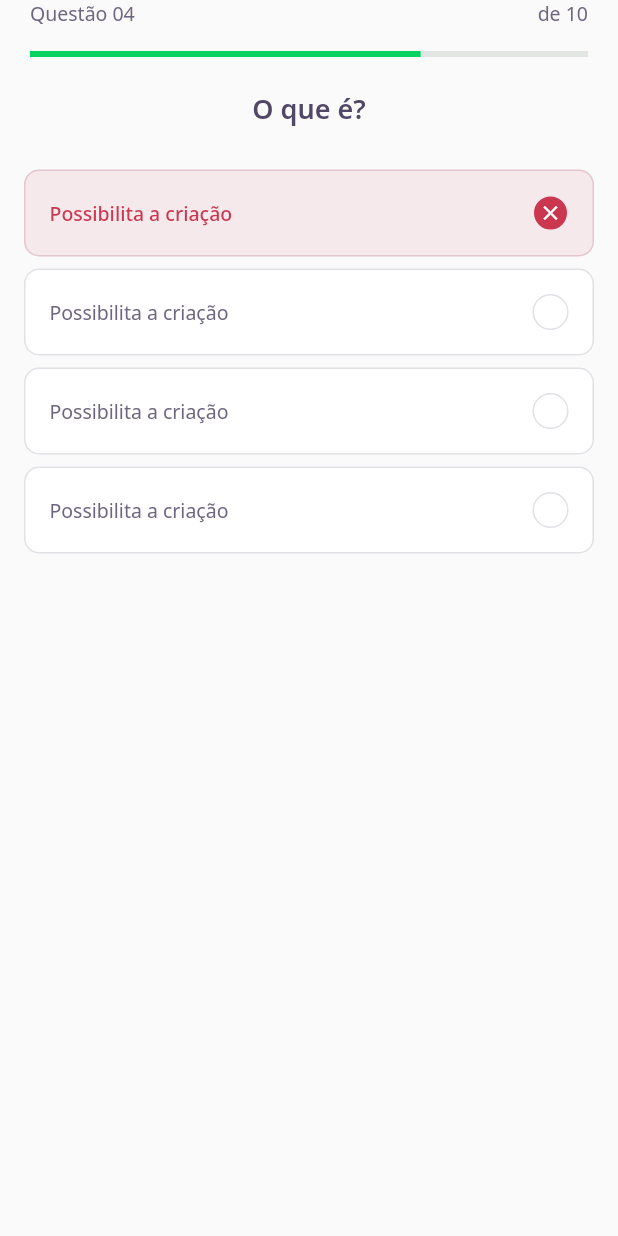
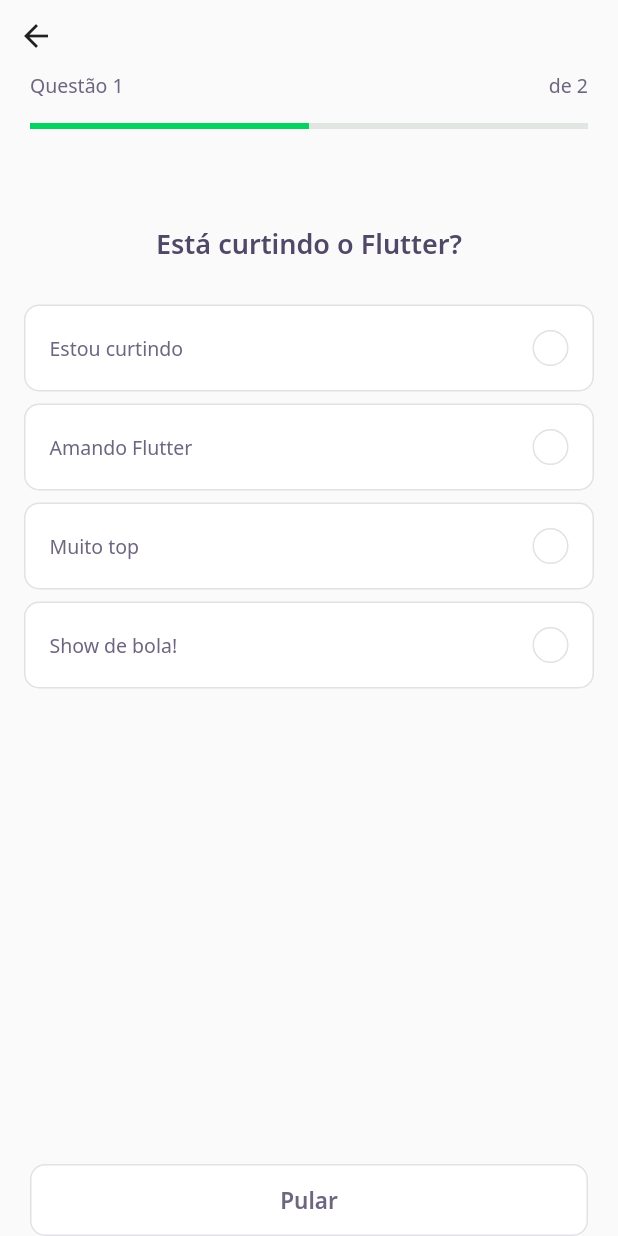
Before and after one commit to MuriloBarreto/Quiz-Flutter, a Flutter app: the screen it shows after launch, after a tap on "Teste 1", on a phone screen of 412 x 824 dp. Run offline on Flutter 3.47's test engine with Material 2 defaults, Android fonts, the phone set to English and light mode, and no system bars; our stand-ins replace google_fonts; accounts and stored records are empty; network calls fail.

Commit message:
gerenciamento dos quizzes

```diff
--- /dev/null
+++ b/lib/challenge/challenge_controller.dart
@@ -0,0 +1,9 @@
+//CurrentPage
+
+import 'package:flutter/foundation.dart';
+
+class ChallengeController {
+  final currentPageNotifier = ValueNotifier<int>(1);
+  int get currentPage => currentPageNotifier.value;
+  set currentPage(int value) => currentPageNotifier.value = value;
+}
--- a/lib/challenge/challenge_page.dart
+++ b/lib/challenge/challenge_page.dart
@@ -1,24 +1,77 @@
+import 'package:DevQuiz/challenge/widgets/next_button/next_button_widget.dart';
 import 'package:DevQuiz/challenge/widgets/question_indicator/question_indicator_widget.dart';
 import 'package:DevQuiz/challenge/widgets/quiz/quiz_widgets.dart';
+import 'package:DevQuiz/shared/models/question_model.dart';
 import 'package:flutter/material.dart';
 
+import 'challenge_controller.dart';
+
 class ChallengePage extends StatefulWidget {
+  final List<QuestionModel> questions;
+  ChallengePage({Key? key, required this.questions}) : super(key: key);
+
   @override
   _ChallengePageState createState() => _ChallengePageState();
 }
 
 class _ChallengePageState extends State<ChallengePage> {
+  final controller = ChallengeController();
+  final pageController = PageController();
   @override
+  void initState(){
+
+    pageController.addListener(() {
+      controller.currentPage = pageController.page!.toInt() + 1;
+    });
+    super.initState();
+  }
+
+  void nextPage(){
+    if(controller.currentPage < widget.questions.length)
+    pageController.nextPage(duration: Duration(milliseconds: 100), curve: Curves.linear);
+  }
   Widget build(BuildContext context) {
     return Scaffold(
       appBar: PreferredSize(
-        preferredSize: Size.fromHeight(60),
+        preferredSize: Size.fromHeight(86),
         child: SafeArea(
           top: true,
-          child: QuestionIndicatorWidget()
+          child: Column(
+            crossAxisAlignment: CrossAxisAlignment.start,
+            children: [
+              BackButton(),
+              ValueListenableBuilder<int>(valueListenable: controller.currentPageNotifier, builder: (context,value,_) => QuestionIndicatorWidget(
+                currentPage: value,
+                length: widget.questions.length,
+              ),)
+
+            ],
+          )
         ),
       ),
-      body: QuizWidget(title: "O que é?",),
+      body: PageView(
+        physics: NeverScrollableScrollPhysics(),
+        controller: pageController,
+        children: widget.questions.map((e) => QuizWidget(question: e, onChange: nextPage,)).toList()
+      ),
+      bottomNavigationBar: SafeArea(
+        bottom: true,
+        child: Padding(
+          padding: const EdgeInsets.symmetric(horizontal: 20),
+          child: ValueListenableBuilder<int>(valueListenable: controller.currentPageNotifier, builder: (context,value,_) => Row(
+            mainAxisAlignment: MainAxisAlignment.spaceAround,
+              children: [
+                if(value < widget.questions.length)
+                Expanded(child: NextButtonWidget.white(label: "Pular", onTap: nextPage,)),
+
+              if(value == widget.questions.length)
+            Expanded(child: NextButtonWidget.green(label: "Confirma", onTap: () {
+              Navigator.pop(context);
+            })),
+              ],
+            ))
+        ),
+      ),
     );
   }
 }
--- a/lib/challenge/widgets/awnser/awnser_widgets.dart
+++ b/lib/challenge/widgets/awnser/awnser_widgets.dart
@@ -1,35 +1,42 @@
 import 'package:DevQuiz/core/app_colors.dart';
 import 'package:DevQuiz/core/app_text_styles.dart';
+import 'package:DevQuiz/shared/models/awnser_model.dart';
 import 'package:flutter/material.dart';
 
 class AwnserWidget extends StatelessWidget {
-  final String title;
-  final bool isRight;
+
   final bool isSelected;
+  final AwnserModel anwser;
+  final VoidCallback onTap;
+  final bool disabled;
 
-  const AwnserWidget({Key? key, required this.title, this.isRight = false, this.isSelected = false}) : super(key: key);
+  const AwnserWidget({Key? key, this.isSelected = false, required this.anwser, required this.onTap, this.disabled = false}) : super(key: key);
 
   Color get _selectedColorRight =>
-      isRight ? AppColors.darkGreen : AppColors.darkRed;
+      anwser.isRight ? AppColors.darkGreen : AppColors.darkRed;
 
   Color get _selectedBorderRight =>
-      isRight ? AppColors.lightGreen : AppColors.lightRed;
+      anwser.isRight ? AppColors.lightGreen : AppColors.lightRed;
 
   Color get _selectedColorCardRight =>
-      isRight ? AppColors.lightGreen : AppColors.lightRed;
+      anwser.isRight ? AppColors.lightGreen : AppColors.lightRed;
 
   Color get _selectedBorderCardRight =>
-      isRight ? AppColors.green : AppColors.red;
+      anwser.isRight ? AppColors.green : AppColors.red;
 
   TextStyle get _selectedTextStyleRight =>
-      isRight ? AppTextStyles.bodyDarkGreen : AppTextStyles.bodyDarkRed;
+      anwser.isRight ? AppTextStyles.bodyDarkGreen : AppTextStyles.bodyDarkRed;
 
-  IconData get _selectedIconRight => isRight ? Icons.check : Icons.close;
+  IconData get _selectedIconRight => anwser.isRight ? Icons.check : Icons.close;
 
   @override
   Widget build(BuildContext context) {
     return Padding(
       padding: const EdgeInsets.symmetric(horizontal: 16, vertical: 4),
+      child: IgnorePointer(
+        ignoring: disabled,
+        child: GestureDetector(
+          onTap: onTap,
           child: Container(
             padding: EdgeInsets.all(16),
             decoration: BoxDecoration(
@@ -40,7 +47,7 @@ class AwnserWidget extends StatelessWidget {
             child: Row(
               mainAxisAlignment: MainAxisAlignment.spaceBetween,
               children: [
-            Expanded(child: Text(title, style: isSelected ? _selectedTextStyleRight : AppTextStyles.body,)),
+                Expanded(child: Text(anwser.title, style: isSelected ? _selectedTextStyleRight : AppTextStyles.body,)),
                 Container(
                   width: 24,
                   height: 24,
@@ -54,6 +61,8 @@ class AwnserWidget extends StatelessWidget {
               ],
             ),
           ),
+        ),
+      ),
     );
   }
 }
--- /dev/null
+++ b/lib/challenge/widgets/next_button/next_button_widget.dart
@@ -0,0 +1,36 @@
+import 'package:DevQuiz/core/app_colors.dart';
+import 'package:flutter/material.dart';
+import 'package:google_fonts/google_fonts.dart';
+
+class NextButtonWidget extends StatelessWidget{
+  final String label;
+  final Color backgroundColor;
+  final Color fontColor;
+  final Color borderColor;
+  final VoidCallback onTap;
+  NextButtonWidget({required this.label, required this.backgroundColor, required this.fontColor, required this.borderColor, required this.onTap});
+
+  NextButtonWidget.green({required String label, required VoidCallback onTap}): this.backgroundColor = AppColors.darkGreen, this.fontColor = AppColors.white, this.label = label, this.borderColor = AppColors.green, this.onTap = onTap;
+
+  NextButtonWidget.white({required String label, required VoidCallback onTap}): this.backgroundColor = AppColors.white, this.fontColor = AppColors.grey, this.label = label, this.borderColor = AppColors.border, this.onTap = onTap;
+
+  @override
+  Widget build(BuildContext context) {
+    return Container(
+      height: 48,
+      child: TextButton(
+        style: ButtonStyle(
+          backgroundColor: MaterialStateProperty.all(backgroundColor,),
+          shape: MaterialStateProperty.all(RoundedRectangleBorder(
+            borderRadius: BorderRadius.circular(10)
+          )),
+          side: MaterialStateProperty.all(BorderSide(color: borderColor))
+        ),
+        onPressed: onTap, child: Text(label,
+      style: GoogleFonts.notoSans(
+        fontWeight: FontWeight.w600,
+        fontSize: 15,
+        color: fontColor
+      ),)));
+  }
+}
--- a/lib/challenge/widgets/question_indicator/question_indicator_widget.dart
+++ b/lib/challenge/widgets/question_indicator/question_indicator_widget.dart
@@ -3,6 +3,11 @@ import 'package:DevQuiz/shared/widgets/progress_indicator/progress_indicator_wid
 import 'package:flutter/material.dart';
 
 class QuestionIndicatorWidget extends StatelessWidget {
+  final int currentPage;
+  final int length;
+  const QuestionIndicatorWidget({Key? key, required this.currentPage, required this.length
+  });
+
   @override
   Widget build(BuildContext context) {
     return Container(
@@ -12,13 +17,13 @@ class QuestionIndicatorWidget extends StatelessWidget {
           Row(
             mainAxisAlignment: MainAxisAlignment.spaceBetween,
             children: [
-              Text("Questão 04", style: AppTextStyles.body,),
-              Text("de 10", style: AppTextStyles.body,)
+              Text("Questão $currentPage", style: AppTextStyles.body,),
+              Text("de $length", style: AppTextStyles.body,)
             ],
           ),
           SizedBox(height: 16,),
           ProgressIndicatorWidgets(
-            value: 0.7,
+            value: currentPage/ length,
           )
         ],
       )
--- a/lib/challenge/widgets/quiz/quiz_widgets.dart
+++ b/lib/challenge/widgets/quiz/quiz_widgets.dart
@@ -1,21 +1,44 @@
 import 'package:DevQuiz/challenge/widgets/awnser/awnser_widgets.dart';
 import 'package:DevQuiz/core/app_text_styles.dart';
+import 'package:DevQuiz/shared/models/awnser_model.dart';
+import 'package:DevQuiz/shared/models/question_model.dart';
 import 'package:flutter/material.dart';
 
-class QuizWidget extends StatelessWidget {
-  final String title;
-  const QuizWidget({Key? key, required this.title});
+class QuizWidget extends StatefulWidget {
+  // final String title;
+  final QuestionModel question;
+  final VoidCallback onChange;
+  const QuizWidget({Key? key, required this.question, required this.onChange});
+
+  @override
+  _QuizWidgetState createState() => _QuizWidgetState();
+}
+
+class _QuizWidgetState extends State<QuizWidget> {
+  int indexSelected = -1;
+
+  AwnserModel awnser(int index) => widget.question.awnsers[index];
+
   @override
   Widget build(BuildContext context) {
     return Container(
       child: Column(
         children: [
-          Text(title, style: AppTextStyles.heading,),
+          SizedBox(height: 64),
+          Text(widget.question.title, style: AppTextStyles.heading,),
           SizedBox(height: 24,),
-          AwnserWidget(isRight: false,isSelected: true, title: "Possibilita a criação"),
-          AwnserWidget(title: "Possibilita a criação"),
-          AwnserWidget(title: "Possibilita a criação"),
-          AwnserWidget(title: "Possibilita a criação"),
+          for(var i = 0; i < widget.question.awnsers.length; i++)
+          AwnserWidget(anwser: awnser(i),
+          disabled: indexSelected != -1,
+          isSelected: indexSelected == i,
+          onTap: (){
+            indexSelected = i;
+            setState(() {});
+            Future.delayed(Duration(seconds: 1)).then((value) => widget.onChange());
+          },
+          )
+
+
         ],
       )
     );
--- a/lib/home/home_page.dart
+++ b/lib/home/home_page.dart
@@ -80,7 +80,7 @@ class _HomePageState extends State<HomePage> {
                                     context,
                                     MaterialPageRoute(
                                         builder: (context) => ChallengePage(
-
+                                              questions: e.questions
                                             )));
                               },
                             ))
```
Lines whose indentation alone changed are shown as unchanged.
